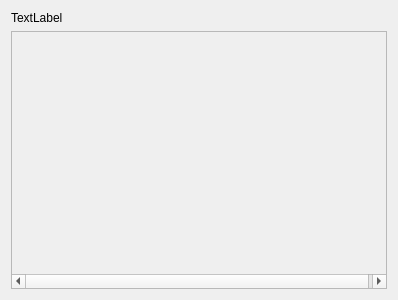
Andrew-Gh21/OnLib, file OnLib/OnLib/BookSection.ui: the form before one commit.
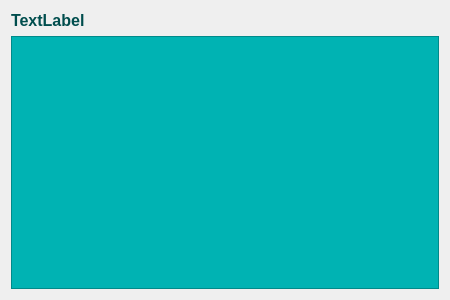
The form after the commit.

Commit message:
Book preview stylesheet
Started modify stylesheet of section where books appear on main window (change color background, buttons aspect etc.).

Diff of the .ui file:
```diff
--- a/OnLib/OnLib/BookSection.ui
+++ b/OnLib/OnLib/BookSection.ui
@@ -6,7 +6,7 @@
    <rect>
     <x>0</x>
     <y>0</y>
-    <width>398</width>
+    <width>450</width>
     <height>300</height>
    </rect>
   </property>
@@ -19,9 +19,21 @@
   <property name="windowTitle">
    <string>BookSection</string>
   </property>
+  <property name="styleSheet">
+   <string notr="true"/>
+  </property>
   <layout class="QVBoxLayout" name="verticalLayout">
    <item>
     <widget class="QLabel" name="sectionLabel">
+     <property name="font">
+      <font>
+       <pointsize>12</pointsize>
+       <bold>true</bold>
+      </font>
+     </property>
+     <property name="styleSheet">
+      <string notr="true">color: #004d4d;</string>
+     </property>
      <property name="text">
       <string>TextLabel</string>
      </property>
@@ -35,11 +47,20 @@
        <height>0</height>
       </size>
      </property>
+     <property name="styleSheet">
+      <string notr="true">background:  #00b3b3;</string>
+     </property>
+     <property name="frameShape">
+      <enum>QFrame::StyledPanel</enum>
+     </property>
+     <property name="frameShadow">
+      <enum>QFrame::Sunken</enum>
+     </property>
      <property name="verticalScrollBarPolicy">
       <enum>Qt::ScrollBarAlwaysOff</enum>
      </property>
      <property name="horizontalScrollBarPolicy">
-      <enum>Qt::ScrollBarAlwaysOn</enum>
+      <enum>Qt::ScrollBarAsNeeded</enum>
      </property>
      <property name="sizeAdjustPolicy">
       <enum>QAbstractScrollArea::AdjustToContentsOnFirstShow</enum>
@@ -52,8 +73,8 @@
        <rect>
         <x>0</x>
         <y>0</y>
-        <width>378</width>
-        <height>241</height>
+        <width>430</width>
+        <height>252</height>
        </rect>
       </property>
       <property name="minimumSize">
```
The commit also changes 5 other files.
